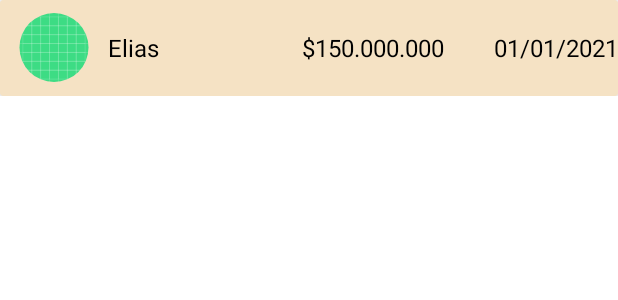
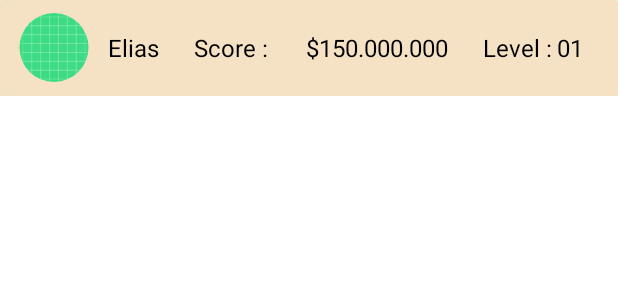
Before and after one commit to KMA0908/DiTimTrieuPhu, an Android app: the layout highscore_row.xml on its own in the app's theme, with its tools: preview values and no code run, on a phone screen of 412 x 824 dp. Shown: the top 300 px of the screen. Run offline under Robolectric (Android 15) with nearby library versions, the phone set to English and light mode, and no system bars.

Commit message:
add highscore into app

```diff
--- /dev/null
+++ b/app/src/main/res/drawable/ic_settings.xml
@@ -0,0 +1,5 @@
+<vector android:height="24dp" android:tint="#D7BF3C"
+    android:viewportHeight="24" android:viewportWidth="24"
+    android:width="24dp" xmlns:android="http://schemas.android.com/apk/res/android">
+    <path android:fillColor="@android:color/white" android:pathData="M19.14,12.94c0.04,-0.3 0.06,-0.61 0.06,-0.94c0,-0.32 -0.02,-0.64 -0.07,-0.94l2.03,-1.58c0.18,-0.14 0.23,-0.41 0.12,-0.61l-1.92,-3.32c-0.12,-0.22 -0.37,-0.29 -0.59,-0.22l-2.39,0.96c-0.5,-0.38 -1.03,-0.7 -1.62,-0.94L14.4,2.81c-0.04,-0.24 -0.24,-0.41 -0.48,-0.41h-3.84c-0.24,0 -0.43,0.17 -0.47,0.41L9.25,5.35C8.66,5.59 8.12,5.92 7.63,6.29L5.24,5.33c-0.22,-0.08 -0.47,0 -0.59,0.22L2.74,8.87C2.62,9.08 2.66,9.34 2.86,9.48l2.03,1.58C4.84,11.36 4.8,11.69 4.8,12s0.02,0.64 0.07,0.94l-2.03,1.58c-0.18,0.14 -0.23,0.41 -0.12,0.61l1.92,3.32c0.12,0.22 0.37,0.29 0.59,0.22l2.39,-0.96c0.5,0.38 1.03,0.7 1.62,0.94l0.36,2.54c0.05,0.24 0.24,0.41 0.48,0.41h3.84c0.24,0 0.44,-0.17 0.47,-0.41l0.36,-2.54c0.59,-0.24 1.13,-0.56 1.62,-0.94l2.39,0.96c0.22,0.08 0.47,0 0.59,-0.22l1.92,-3.32c0.12,-0.22 0.07,-0.47 -0.12,-0.61L19.14,12.94zM12,15.6c-1.98,0 -3.6,-1.62 -3.6,-3.6s1.62,-3.6 3.6,-3.6s3.6,1.62 3.6,3.6S13.98,15.6 12,15.6z"/>
+</vector>
--- a/app/src/main/res/layout/highscore_row.xml
+++ b/app/src/main/res/layout/highscore_row.xml
@@ -26,14 +26,28 @@
 
                 <TextView
                     android:id="@+id/txt_highScoreName"
+                    android:layout_gravity="center"
+                    android:layout_weight="1"
+                    android:gravity="center|start"
                     android:layout_width="0dp"
-                android:layout_height="match_parent"
-                android:layout_weight="2.8"
+                    android:layout_height="wrap_content"
                     android:text="Elias"
-                android:gravity="center|start"
                     android:textColor="@color/black"
                     android:textSize="16dp"/>
 
+            <TableRow
+                android:layout_gravity="center"
+                android:layout_weight="3"
+                android:gravity="center"
+                android:layout_width="0dp"
+                android:layout_height="wrap_content">
+                <TextView
+                    android:layout_width="wrap_content"
+                    android:layout_height="wrap_content"
+                    android:text="Score : "
+                    android:gravity="center|end"
+                    android:textColor="@color/black"
+                    android:textSize="16dp"/>
                 <TextView
                     android:id="@+id/txt_highScore"
                     android:layout_width="0dp"
@@ -43,16 +57,30 @@
                     android:gravity="center|end"
                     android:textColor="@color/black"
                     android:textSize="16dp"/>
+            </TableRow>
 
+            <TableRow
+                android:layout_gravity="center"
+                android:layout_weight="2"
+                android:gravity="center"
+                android:layout_width="0dp"
+                android:layout_height="wrap_content">
                 <TextView
-                android:id="@+id/txt_highScoreDate"
-                android:layout_width="0dp"
-                android:layout_height="match_parent"
-                android:layout_weight="3.0"
-                android:text="01/01/2021"
+                    android:layout_width="wrap_content"
+                    android:layout_height="wrap_content"
+                    android:text="Level : "
                     android:gravity="center|end"
                     android:textColor="@color/black"
                     android:textSize="16dp"/>
+                <TextView
+                    android:id="@+id/txt_highScoreLevel"
+                    android:layout_width="wrap_content"
+                    android:layout_height="wrap_content"
+                    android:text="01"
+                    android:textColor="@color/black"
+                    android:textSize="16dp"/>
+            </TableRow>
+
         </LinearLayout>
     </androidx.cardview.widget.CardView>
 </LinearLayout>
--- a/app/src/main/res/layout/m002_main_fragment.xml
+++ b/app/src/main/res/layout/m002_main_fragment.xml
@@ -142,7 +142,7 @@
                 android:layout_width="46dp"
                 android:layout_height="46dp"
                 android:layout_marginStart="40dp"
-                android:src="@drawable/ic_sound" />
+                android:src="@drawable/ic_settings" />
         </TableRow>
 
     </LinearLayout>
```
Also changed, not shown: app/src/main/java/com/example/ditimtrieuphu/database/FirebaseDatabaseManager.java (+9 -0 lines), app/src/main/java/com/example/ditimtrieuphu/entity/HighScore.java (+17 -0 lines), app/src/main/java/com/example/ditimtrieuphu/view/adapter/HighScoreAdapter.java (+14 -20 lines), app/src/main/java/com/example/ditimtrieuphu/view/fragment/HighScoreFragment.java (+26 -9 lines), app/src/main/java/com/example/ditimtrieuphu/viewmodel/HighScoreViewModel.java (+35 -0 lines). Lines whose indentation alone changed are shown as unchanged.
